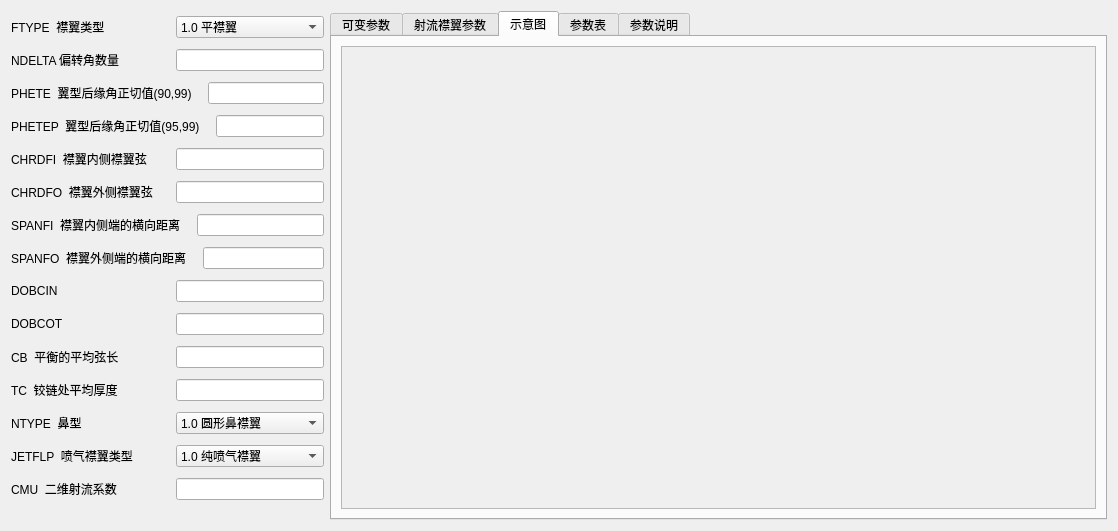
First picture: the form in PyDatcomLab/GUIs/PlaneConfiguration/SYMFLP.ui, repository darkspring2015/PyDatcomLab, before the edit.
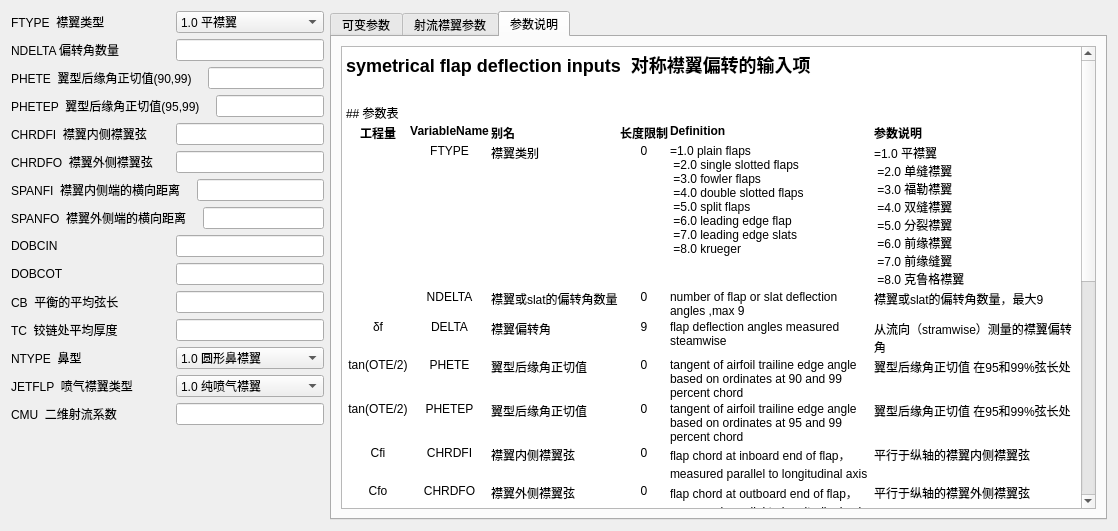
Second picture: the form after the edit. The open tabs and pages were chosen to show the change. Icons and pictures are not drawn.

What changed in the file:
```diff
--- a/PyDatcomLab/GUIs/PlaneConfiguration/SYMFLP.ui
+++ b/PyDatcomLab/GUIs/PlaneConfiguration/SYMFLP.ui
@@ -717,6 +717,19 @@
        </item>
       </layout>
      </item>
+     <item>
+      <spacer name="verticalSpacer">
+       <property name="orientation">
+        <enum>Qt::Vertical</enum>
+       </property>
+       <property name="sizeHint" stdset="0">
+        <size>
+         <width>20</width>
+         <height>40</height>
+        </size>
+       </property>
+      </spacer>
+     </item>
     </layout>
    </item>
    <item>
@@ -760,84 +773,6 @@
        </item>
       </layout>
      </widget>
-     <widget class="QWidget" name="tab">
-      <attribute name="title">
-       <string>示意图</string>
-      </attribute>
-      <layout class="QVBoxLayout" name="verticalLayout_2">
-       <item>
-        <widget class="QScrollArea" name="scrollArea">
-         <property name="widgetResizable">
-          <bool>true</bool>
-         </property>
-         <widget class="QWidget" name="scrollAreaWidgetContents">
-          <property name="geometry">
-           <rect>
-            <x>0</x>
-            <y>0</y>
-            <width>706</width>
-            <height>578</height>
-           </rect>
-          </property>
-          <layout class="QHBoxLayout" name="horizontalLayout_18">
-           <item>
-            <widget class="QLabel" name="label_16">
-             <property name="text">
-              <string/>
-             </property>
-             <property name="pixmap">
-              <pixmap resource="card_rc.qrc">:/card/rc_card/SYMFLP-2.png</pixmap>
-             </property>
-             <property name="scaledContents">
-              <bool>true</bool>
-             </property>
-            </widget>
-           </item>
-          </layout>
-         </widget>
-        </widget>
-       </item>
-      </layout>
-     </widget>
-     <widget class="QWidget" name="tab_2">
-      <attribute name="title">
-       <string>参数表</string>
-      </attribute>
-      <layout class="QVBoxLayout" name="verticalLayout_3">
-       <item>
-        <widget class="QScrollArea" name="scrollArea_2">
-         <property name="widgetResizable">
-          <bool>true</bool>
-         </property>
-         <widget class="QWidget" name="scrollAreaWidgetContents_2">
-          <property name="geometry">
-           <rect>
-            <x>0</x>
-            <y>0</y>
-            <width>919</width>
-            <height>560</height>
-           </rect>
-          </property>
-          <layout class="QVBoxLayout" name="verticalLayout_4">
-           <item>
-            <widget class="QLabel" name="label_17">
-             <property name="text">
-              <string/>
-             </property>
-             <property name="pixmap">
-              <pixmap resource="card_rc.qrc">:/card/rc_card/SYMFLP-para1.png</pixmap>
-             </property>
-             <property name="scaledContents">
-              <bool>true</bool>
-             </property>
-            </widget>
-           </item>
-          </layout>
-         </widget>
-        </widget>
-       </item>
-      </layout>
-     </widget>
      <widget class="QWidget" name="tab_3">
       <attribute name="title">
        <string>参数说明</string>
```
Left out of the diff: 2 changed lines with no effect on the pictures.
